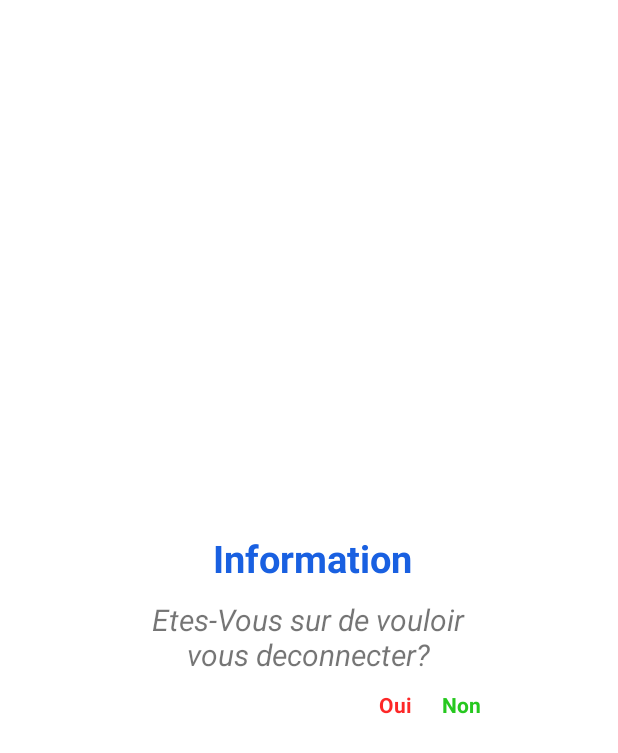
After one commit to RidouaneGuess/ninocash, an Android app: the layout dialog_deconnecter.xml on its own in the app's theme, with its tools: preview values and no code run, on a phone screen of 412 x 824 dp. The commit adds this screen. Shown: the top 753 px of the screen. Run offline under Robolectric (Android 15) with nearby library versions, the phone set to English and light mode, and no system bars.

Commit message:
pop pop deconexion ok

```diff
--- /dev/null
+++ b/fabi/src/main/java/com/example/fabi/Controleur/DeconnexionDialog.java
@@ -0,0 +1,15 @@
+package com.example.fabi.Controleur;
+
+import android.app.Activity;
+import android.app.Dialog;
+
+import com.example.fabi.R;
+
+public class DeconnexionDialog extends Dialog {
+    public DeconnexionDialog(Activity activity)
+    {
+        super(activity, R.style.Dialog_Ninocash);
+        setContentView(R.layout.dialog_deconnecter);
+    }
+    public void build(){show();}
+}
--- a/fabi/src/main/java/com/example/fabi/Controleur/MainActivity.java
+++ b/fabi/src/main/java/com/example/fabi/Controleur/MainActivity.java
@@ -6,6 +6,8 @@ import androidx.appcompat.widget.Toolbar;
 import android.annotation.SuppressLint;
 import android.content.Intent;
 import android.database.sqlite.SQLiteDatabase;
+import android.graphics.Color;
+import android.graphics.drawable.ColorDrawable;
 import android.os.Bundle;
 import android.view.MenuItem;
 import android.view.View;
@@ -43,6 +45,7 @@ public class MainActivity extends AppCompatActivity {
         mAccountTable = new AccountTable(this);
         mDepenseTable = new DepenseTable(this);
         mRevenuTable = new RevenuTable(this);
+        mDeconnexionDialog = new DeconnexionDialog(this);
         mUserTable.onCreate(mSQLiteDatabase);
         mAccountTable.onCreate(mSQLiteDatabase);
         mDepenseTable.onCreate(mSQLiteDatabase);
@@ -92,7 +95,7 @@ public class MainActivity extends AppCompatActivity {
         mToolbarMain.getMenu().getItem(4).setOnMenuItemClickListener(new MenuItem.OnMenuItemClickListener() {
             @Override
             public boolean onMenuItemClick(MenuItem menuItem) {
-                deconnecter();
+                deconnecterDialog();
                 return false;
             }
         });
@@ -144,6 +147,26 @@ public class MainActivity extends AppCompatActivity {
                 }
             });
         }
+        private void deconnecterDialog()
+        {
+            TextView oui = mDeconnexionDialog.findViewById(R.id.textview_text_oui);
+            TextView non = mDeconnexionDialog.findViewById(R.id.textview_text_non);
+            oui.setOnClickListener(new View.OnClickListener() {
+                @Override
+                public void onClick(View view) {
+                    deconnecter();
+                }
+            });
+            non.setOnClickListener(new View.OnClickListener() {
+                @Override
+                public void onClick(View view) {
+                    mDeconnexionDialog.cancel();
+                }
+            });
+            mDeconnexionDialog.getWindow().setBackgroundDrawable(new ColorDrawable(Color.TRANSPARENT));
+            mDeconnexionDialog.getWindow().getAttributes().windowAnimations = R.style.DialogAnimation;
+            mDeconnexionDialog.build();
+        }
     private void deconnecter() {
         mSession.onUpgrade(mSQLiteDatabase,0,1);
         Intent login = new Intent(MainActivity.this, MainActivity.class);
@@ -168,4 +191,5 @@ public class MainActivity extends AppCompatActivity {
     private String mNom;
     private String mPrenom;
     private TextView mTextViewNomUtilisateur;
+    private DeconnexionDialog mDeconnexionDialog;
 }
--- /dev/null
+++ b/fabi/src/main/res/layout/dialog_deconnecter.xml
@@ -0,0 +1,61 @@
+<RelativeLayout xmlns:android="http://schemas.android.com/apk/res/android"
+    android:layout_width="wrap_content"
+   android:layout_centerInParent="true"
+    android:layout_gravity="center"
+    android:background="@drawable/form_white_raduis_10dp"
+    android:padding="20dp"
+    android:layout_height="wrap_content">
+    <RelativeLayout
+        android:layout_width="250dp"
+        android:layout_height="wrap_content"
+        android:layout_centerHorizontal="true"
+        android:layout_marginTop="10dp"
+        >
+
+        <TextView
+            android:id="@+id/textview_information_deconnexion"
+            android:layout_width="wrap_content"
+            android:layout_height="wrap_content"
+            android:layout_centerHorizontal="true"
+            android:gravity="center"
+            android:text=" Information"
+            android:textSize="25sp"
+            android:textColor="@color/bleue_facebook"
+            android:textStyle="bold" />
+
+        <TextView
+            android:id="@+id/textview_text_deconnexion"
+            android:layout_width="wrap_content"
+            android:layout_height="wrap_content"
+            android:layout_below="@+id/textview_information_deconnexion"
+            android:layout_centerInParent="true"
+            android:layout_marginTop="10dp"
+            android:layout_marginBottom="10dp"
+            android:gravity="center"
+            android:text="Etes-Vous sur de vouloir vous deconnecter?"
+            android:textSize="20sp"
+            android:textStyle="italic" />
+        <TextView
+            android:layout_width="wrap_content"
+            android:layout_height="wrap_content"
+            android:layout_below="@+id/textview_text_deconnexion"
+            android:id="@+id/textview_text_oui"
+            android:layout_toStartOf="@+id/textview_text_non"
+            android:layout_marginRight="20dp"
+            android:text="Oui"
+            android:textStyle="bold"
+            android:textColor="@color/rouge"
+            />
+        <TextView
+            android:layout_width="wrap_content"
+            android:layout_height="wrap_content"
+            android:layout_below="@+id/textview_text_deconnexion"
+            android:id="@+id/textview_text_non"
+            android:text="Non"
+            android:layout_alignParentEnd="true"
+            android:layout_marginRight="10dp"
+            android:textStyle="bold"
+            android:textColor="@color/vert"
+            />
+    </RelativeLayout>
+</RelativeLayout>
--- a/fabi/src/main/res/values/themes.xml
+++ b/fabi/src/main/res/values/themes.xml
@@ -45,7 +45,6 @@
         <item name="android:radius">5dp</item>
         <item name="android:background">@color/background_color</item>
     </style>
-
     <style name="face_theme1">
         <item name="android:layout_marginRight">30dp</item>
         <item name="android:layout_marginLeft">30dp</item>
@@ -56,4 +55,7 @@
     <style name="CouleurNoir" parent="Theme.Ras">
         <item name="colorPrimary">@color/black</item>
     </style>
+    <style name="Dialog.Ninocash" parent="android:Theme.Dialog">
+        <item name="colorPrimary">@color/sombre</item>
+    </style>
 </resources>
```
